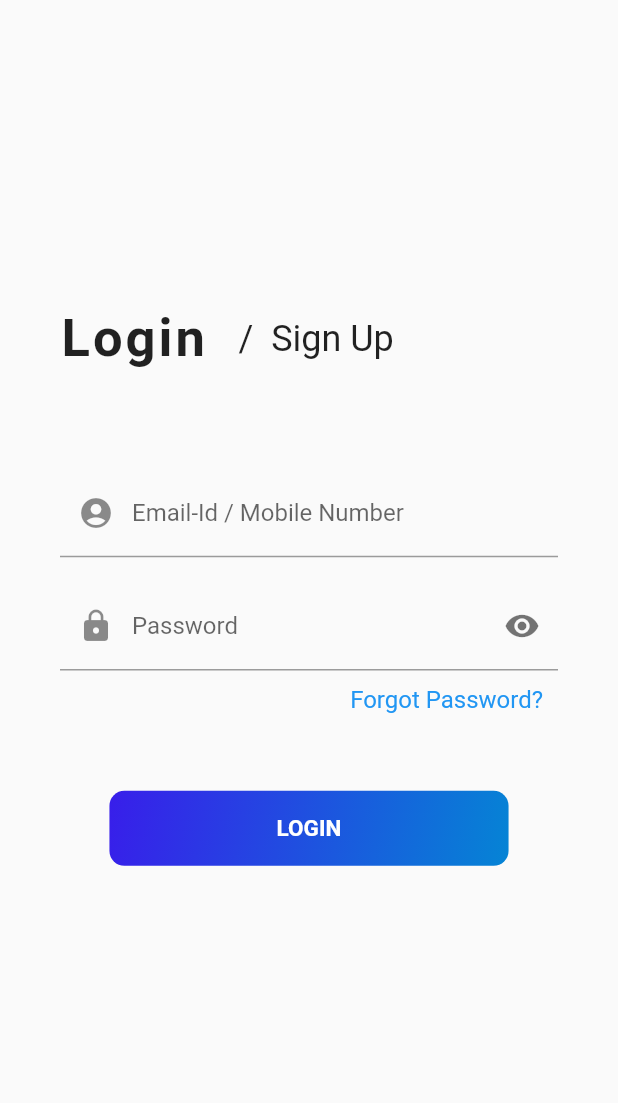
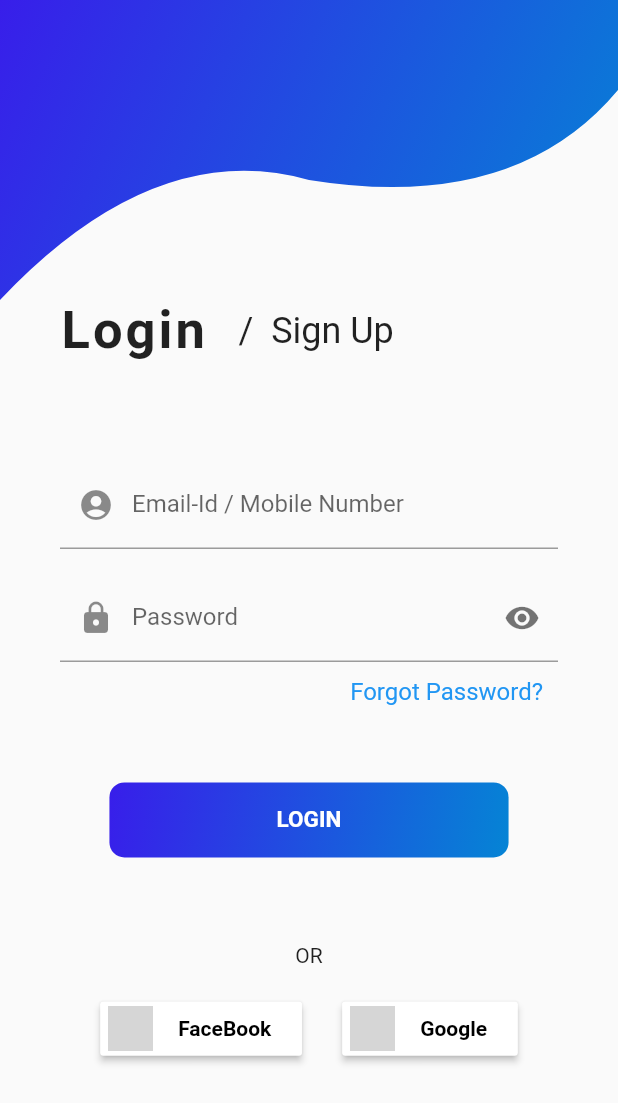
Before and after one commit to Shrinath-SG1/Activity_tracking_app, a Flutter app: the screen it shows after launch, on a phone screen of 412 x 824 dp. Shown: the top 1103 px of the screen. Run offline on Flutter 3.47's test engine with Material 2 defaults, Android fonts, the phone set to English and light mode, and no system bars; our stand-ins replace hexcolor; network calls fail; grey boxes are pictures that could not be loaded.

Commit message:
login page

```diff
--- /dev/null
+++ b/lib/common/app_colors.dart
@@ -0,0 +1,5 @@
+import 'package:hexcolor/hexcolor.dart';
+class AppColors{
+  static final primaryBlue = HexColor("#381eea");
+  static final secondaryBlue =HexColor("#0584d5");
+}
--- /dev/null
+++ b/lib/common/app_strings.dart
@@ -0,0 +1,14 @@
+import 'package:activity_tracking/common/app_strings.dart';
+class AppStrings{
+  static const Login = 'Login  ';
+  static const SignUp = '/  Sign Up';
+  static const EmailIdMobileNumber = 'Email-Id / Mobile Number';
+  static const Password ='Password';
+  static const ForgotPassword = 'Forgot Password?';
+  static const LoginButtonText = 'LOGIN';
+  static const OR ='OR';
+  static const FaceBookImg =  'https://www.freepnglogos.com/uploads/facebook-logo-13.png';
+  static const FaceBook = "  FaceBook   ";
+  static const Google = "  Google   ";
+  static const GoogleImg =  'https://www.freepnglogos.com/uploads/google-logo-png/google-logo-png-suite-everything-you-need-know-about-google-newest-0.png';
+}
--- /dev/null
+++ b/lib/common_widgets/gradient_button.dart
@@ -0,0 +1,43 @@
+import 'package:flutter/material.dart';
+import 'package:hexcolor/hexcolor.dart';
+class CustomGradientButton extends StatelessWidget {
+final String text;
+CustomGradientButton(this.text);
+  @override
+  Widget build(BuildContext context) {
+    var height = MediaQuery.of(context).size.height;
+    var width = MediaQuery.of(context).size.width;
+    return Container(
+      decoration: BoxDecoration(
+        gradient: LinearGradient(
+          colors: [
+            HexColor("#381eea"),
+            HexColor("#0584d5")
+          ],
+          begin: Alignment.topLeft,
+          end: Alignment.bottomRight,
+        ),
+        borderRadius: BorderRadius.circular(10),
+      ),
+      width: width,
+      height: 50,
+      child: FlatButton(
+          shape: RoundedRectangleBorder(
+              borderRadius: BorderRadius.circular(18)),
+          onPressed: () {},
+          child: Text(
+            text,
+            style: TextStyle(
+                fontWeight: FontWeight.bold,
+                fontSize: 15,
+                color: Colors.white
+            ),
+          )),
+      margin: EdgeInsets.only(
+          left: height * 0.04,
+          right: height * 0.04,
+          top: height * 0.05,
+          bottom: height * 0.05),
+    );
+  }
+}
--- /dev/null
+++ b/lib/common_widgets/social_media_signup_button.dart
@@ -0,0 +1,30 @@
+import 'package:flutter/material.dart';
+class SocialMediaButton extends StatelessWidget {
+  final String image;
+  final String text;
+  SocialMediaButton({this.image,this.text});
+  @override
+  Widget build(BuildContext context) {
+    return                         Container(
+      //margin: EdgeInsets.fromLTRB(30.0, 5.0, 30.0, 5.0),
+      child: new RaisedButton(
+          padding: EdgeInsets.only(top: 3.0,bottom: 3.0,),
+          color: Colors.white,
+          onPressed: () {},
+          child:  Row(
+            children: <Widget>[
+              SizedBox(width: 5,),
+              Image.network(
+                image,
+                height: 30.0,
+              ),
+              Container(
+                  padding: EdgeInsets.only(left: 10.0,right: 10.0),
+                  child:  Text(text,style: TextStyle(color: Colors.black,fontWeight: FontWeight.bold),)
+              ),
+            ],
+          )
+      ),
+    );
+  }
+}
--- /dev/null
+++ b/lib/login_page/custom_clipper.dart
@@ -0,0 +1,31 @@
+import 'package:flutter/material.dart';
+
+class CustomShapeClass extends CustomClipper<Path> {
+  @override
+  getClip(Size size) {
+    // TODO: implement getClip
+    var path = new Path();
+    path.lineTo(0, size.height / 1.0);
+    var firstControlPoint = new Offset(size.width / 4, size.height / 2.20);    ///for control curve(roundness)
+    var firstEndPoint = new Offset(size.width / 2, size.height / 1 - 80);
+    var secondControlPoint =
+    new Offset(size.width - (size.width / 6), size.height / 0.90 - 80);       ///for control curve(roundness)
+    var secondEndPoint = new Offset(size.width, size.height / 2 - 40);
+
+    path.quadraticBezierTo(firstControlPoint.dx, firstControlPoint.dy,
+        firstEndPoint.dx, firstEndPoint.dy);
+    path.quadraticBezierTo(secondControlPoint.dx, secondControlPoint.dy,
+        secondEndPoint.dx, secondEndPoint.dy);
+
+    path.lineTo(size.width, size.height / 3);
+    path.lineTo(size.width, 0);
+    path.close();
+    return path;
+  }
+
+  @override
+  bool shouldReclip(CustomClipper oldClipper)
+  {
+    return true;
+  }
+}
--- a/lib/login_page/login_page.dart
+++ b/lib/login_page/login_page.dart
@@ -1,5 +1,9 @@
+import 'package:activity_tracking/common/app_colors.dart';
+import 'package:activity_tracking/common/app_strings.dart';
+import 'package:activity_tracking/common_widgets/gradient_button.dart';
+import 'package:activity_tracking/common_widgets/social_media_signup_button.dart';
 import 'package:flutter/material.dart';
-import 'package:hexcolor/hexcolor.dart';
+import 'custom_clipper.dart';
 
 class LoginPage extends StatefulWidget {
   @override
@@ -7,29 +11,50 @@ class LoginPage extends StatefulWidget {
 }
 
 class _LoginPageState extends State<LoginPage> {
-  bool _passwordVisible=true;
+  bool _passwordVisible = true;
+
   @override
   Widget build(BuildContext context) {
     var height = MediaQuery.of(context).size.height;
     var width = MediaQuery.of(context).size.width;
     return Scaffold(
-      body: Center(
+      body: SingleChildScrollView(
+        child: Stack(overflow: Overflow.visible, children: [
+          Container(
+            child: Column(children: [
+              ClipPath(
+                clipper: CustomShapeClass(),
                 child: Container(
-        //  color: Colors.teal,
-          height: height,
+                  decoration: BoxDecoration(
+                    gradient: LinearGradient(
+                      colors: [AppColors.primaryBlue,AppColors.secondaryBlue],
+                      begin: Alignment.topLeft,
+                      end: Alignment.bottomRight,
+                    ),
+                  ),
+                  width: double.infinity,
+                  height: 200.0,
+                ),
+              ),
+              Container(
                 width: width,
                 child: Padding(
                   padding: const EdgeInsets.only(left: 40, right: 40),
                   child: Column(
                     mainAxisAlignment: MainAxisAlignment.center,
                     children: [
-                Row(mainAxisAlignment: MainAxisAlignment.start, children: [
+                      Row(
+                          mainAxisAlignment: MainAxisAlignment.start,
+                          children: [
                             Text(
-                    'Login  ',
-                    style: TextStyle(fontSize: 35, fontWeight: FontWeight.bold,letterSpacing: 2),
+                              AppStrings.Login,
+                              style: TextStyle(
+                                  fontSize: 35,
+                                  fontWeight: FontWeight.bold,
+                                  letterSpacing: 2),
                             ),
                             Text(
-                    '/  Sign Up',
+                              AppStrings.SignUp,
                               style: TextStyle(fontSize: 24),
                             ),
                           ]),
@@ -38,7 +63,7 @@ class _LoginPageState extends State<LoginPage> {
                       ),
                       TextField(
                         decoration: InputDecoration(
-                      labelText: 'Email-Id / Mobile Number',
+                            labelText: AppStrings.EmailIdMobileNumber,
                             prefixIcon: Icon(Icons.account_circle)),
                       ),
                       SizedBox(
@@ -46,11 +71,13 @@ class _LoginPageState extends State<LoginPage> {
                       ),
                       TextField(
                         decoration: InputDecoration(
-                      labelText: 'Password',
+                          labelText: AppStrings.Password,
                           prefixIcon: Icon(Icons.lock),
                           suffixIcon: IconButton(
                             icon: Icon(
-                        _passwordVisible ? Icons.visibility : Icons.visibility_off,
+                              _passwordVisible
+                                  ? Icons.visibility
+                                  : Icons.visibility_off,
                               color: Colors.black54,
                             ),
                             onPressed: () {
@@ -65,47 +92,40 @@ class _LoginPageState extends State<LoginPage> {
                         Padding(
                           padding: const EdgeInsets.all(10.0),
                           child: Text(
-                      'Forgot Password?',
+                            AppStrings.ForgotPassword,
                             style: TextStyle(fontSize: 16, color: Colors.blue),
                           ),
                         )
                       ]),
-                Container(
-                  decoration: BoxDecoration(
-                    gradient: LinearGradient(
-                      colors: [
-                        HexColor("#381eea"),
-                        HexColor("#0584d5")
+                      CustomGradientButton(AppStrings.LoginButtonText),
+                      SizedBox(
+                        height: height * 0.02,
+                      ),
+                      Text(AppStrings.OR),
+                      SizedBox(
+                        height: height * 0.02,
+                      ),
+                      Row(
+                        crossAxisAlignment: CrossAxisAlignment.start,
+                        mainAxisAlignment: MainAxisAlignment.spaceEvenly,
+                        children: [
+                          SocialMediaButton(
+                            image: AppStrings.FaceBookImg,
+                            text: AppStrings.FaceBook,
+                          ),
+                          SocialMediaButton(
+                            image: AppStrings.GoogleImg,
+                            text: AppStrings.Google,
+                          ),
                         ],
-                      begin: Alignment.topLeft,
-                      end: Alignment.bottomRight,
-                    ),
-                    borderRadius: BorderRadius.circular(10),
-                  ),
-                  width: width,
-                  height: 50,
-                  child: FlatButton(
-                      shape: RoundedRectangleBorder(
-                          borderRadius: BorderRadius.circular(18)),
-                      onPressed: () {},
-                      child: Text(
-                        'LOGIN',
-                        style: TextStyle(
-                            fontWeight: FontWeight.bold,
-                            fontSize: 15,
-                          color: Colors.white
-                        ),
-                      )),
-                  margin: EdgeInsets.only(
-                      left: height * 0.04,
-                      right: height * 0.04,
-                      top: height * 0.05,
-                      bottom: height * 0.05),
                       )
                     ],
                   ),
                 ),
               ),
+            ]),
+          ),
+        ]),
       ),
     );
   }
--- a/lib/main.dart
+++ b/lib/main.dart
@@ -27,7 +27,7 @@ class MyApp extends StatelessWidget {
         // closer together (more dense) than on mobile platforms.
         visualDensity: VisualDensity.adaptivePlatformDensity,
       ),
-      home: LoginPage()
+      home: SafeArea(child: LoginPage())
     );
   }
 }
--- a/pubspec.yaml
+++ b/pubspec.yaml
@@ -29,6 +29,7 @@ dependencies:
   # Use with the CupertinoIcons class for iOS style icons.
   cupertino_icons: ^1.0.0
   hexcolor:
+
 
 dev_dependencies:
   flutter_test:
```
Lines whose indentation alone changed are shown as unchanged.
